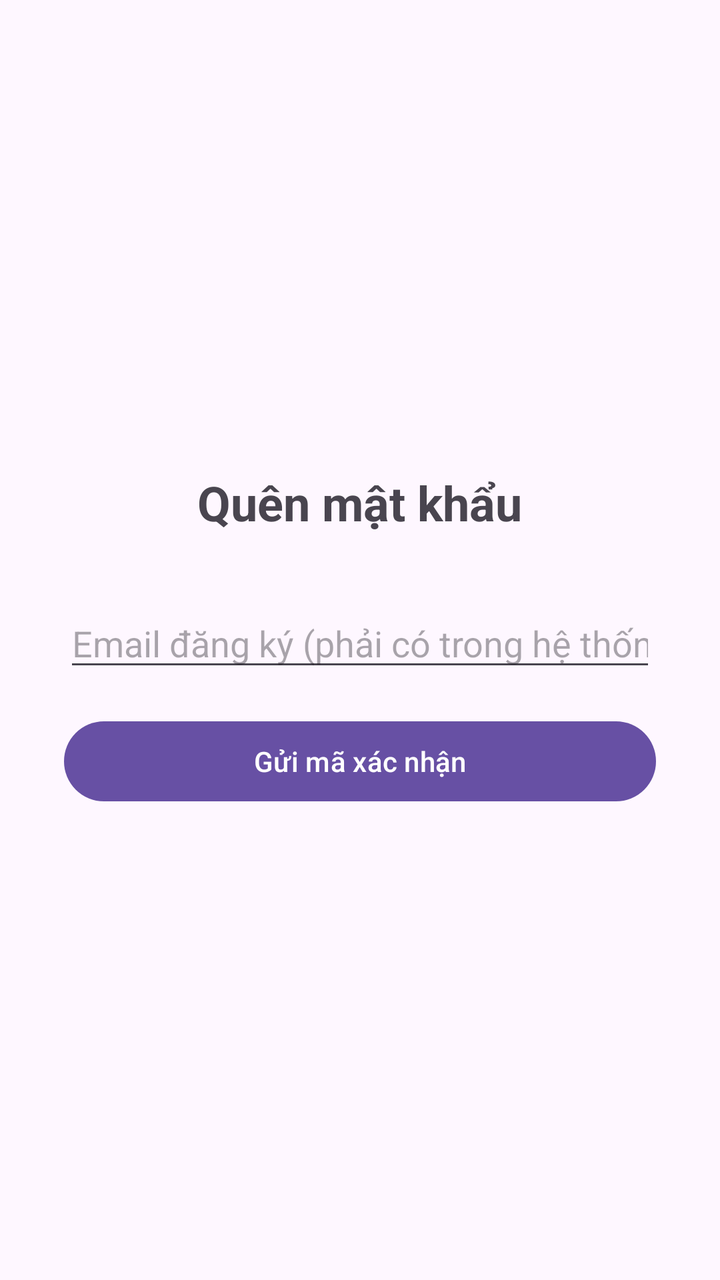
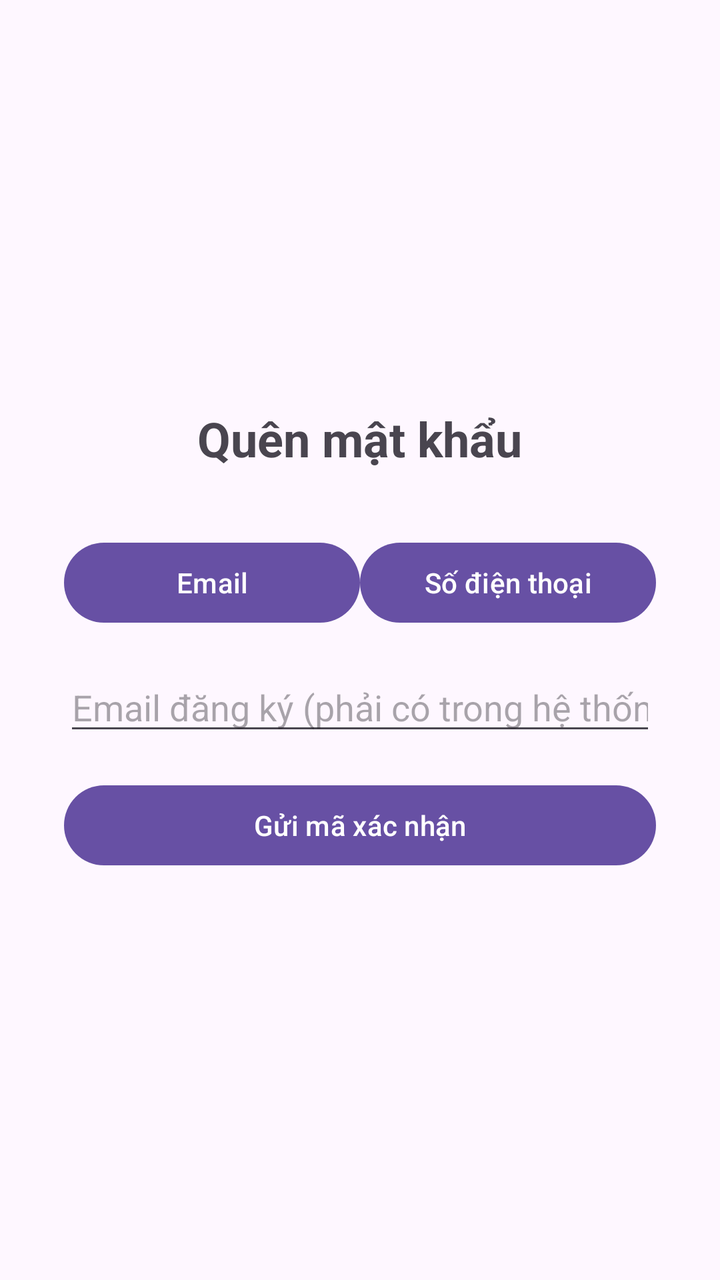

The first picture is an Android layout as it rendered before a commit; the second is the same layout after the commit. The layout source and the unified diff follow.
<!-- AndroidManifest.xml: application theme Theme.Employeemanagementapp -->
<!-- res/layout/activity_forgot_password.xml -->
<?xml version="1.0" encoding="utf-8"?>
<LinearLayout xmlns:android="http://schemas.android.com/apk/res/android"
    android:layout_width="match_parent"
    android:layout_height="match_parent"
    android:orientation="vertical"
    android:padding="32dp"
    android:gravity="center">

    <TextView
        android:layout_width="wrap_content"
        android:layout_height="wrap_content"
        android:text="Quên mật khẩu"
        android:textSize="24sp"
        android:textStyle="bold"
        android:layout_marginBottom="32dp"/>

    
    <LinearLayout
        android:id="@+id/step1"
        android:layout_width="match_parent"
        android:layout_height="wrap_content"
        android:orientation="vertical">

        <EditText
            android:id="@+id/etForgotEmail"
            android:layout_width="match_parent"
            android:layout_height="wrap_content"
            android:hint="Email đăng ký (phải có trong hệ thống)"
            android:inputType="textEmailAddress"
            android:layout_marginBottom="16dp"/>

        <Button
            android:id="@+id/btnSendCode"
            android:layout_width="match_parent"
            android:layout_height="wrap_content"
            android:text="Gửi mã xác nhận"/>
    </LinearLayout>

    
    <LinearLayout
        android:id="@+id/step2"
        android:layout_width="match_parent"
        android:layout_height="wrap_content"
        android:orientation="vertical"
        android:visibility="gone">

        <TextView
            android:id="@+id/tvHint2"
            android:layout_width="match_parent"
            android:layout_height="wrap_content"
            android:text="Nhập mã 6 số trong email"
            android:layout_marginBottom="8dp"/>

        <EditText
            android:id="@+id/etVerifyCode"
            android:layout_width="match_parent"
            android:layout_height="wrap_content"
            android:hint="Mã 6 số"
            android:inputType="number"
            android:maxLength="6"
            android:layout_marginBottom="16dp"/>

        <Button
            android:id="@+id/btnVerifyCode"
            android:layout_width="match_parent"
            android:layout_height="wrap_content"
            android:text="Xác nhận mã"/>
    </LinearLayout>

    
    <LinearLayout
        android:id="@+id/step3"
        android:layout_width="match_parent"
        android:layout_height="wrap_content"
        android:orientation="vertical"
        android:visibility="gone">

        <EditText
            android:id="@+id/etForgotNewPass"
            android:layout_width="match_parent"
            android:layout_height="wrap_content"
            android:hint="Mật khẩu mới (ít nhất 6 ký tự)"
            android:inputType="textPassword"
            android:layout_marginBottom="16dp"/>

        <EditText
            android:id="@+id/etForgotConfirmPass"
            android:layout_width="match_parent"
            android:layout_height="wrap_content"
            android:hint="Xác nhận mật khẩu mới"
            android:inputType="textPassword"
            android:layout_marginBottom="16dp"/>

        <Button
            android:id="@+id/btnResetPass"
            android:layout_width="match_parent"
            android:layout_height="wrap_content"
            android:text="Đặt lại mật khẩu"/>

    </LinearLayout>

</LinearLayout>
<!-- resources referenced by this layout -->
<resources>
  <style name="Theme.Employeemanagementapp" parent="Base.Theme.Employeemanagementapp" />
  <style name="Base.Theme.Employeemanagementapp" parent="Theme.Material3.DayNight.NoActionBar">
          
          
      </style>
</resources>

<!-- the commit's change to res/layout/activity_forgot_password.xml (unified diff, before → after) -->
@@ -20,6 +20,27 @@
         android:layout_width="match_parent"
         android:layout_height="wrap_content"
         android:orientation="vertical">
+
+        <LinearLayout
+            android:layout_width="match_parent"
+            android:layout_height="wrap_content"
+            android:orientation="horizontal"
+            android:layout_marginBottom="16dp">
+
+            <Button
+                android:id="@+id/btnChannelEmail"
+                android:layout_width="0dp"
+                android:layout_height="wrap_content"
+                android:layout_weight="1"
+                android:text="Email"/>
+
+            <Button
+                android:id="@+id/btnChannelSms"
+                android:layout_width="0dp"
+                android:layout_height="wrap_content"
+                android:layout_weight="1"
+                android:text="Số điện thoại"/>
+        </LinearLayout>
 
         <EditText
             android:id="@+id/etForgotEmail"
